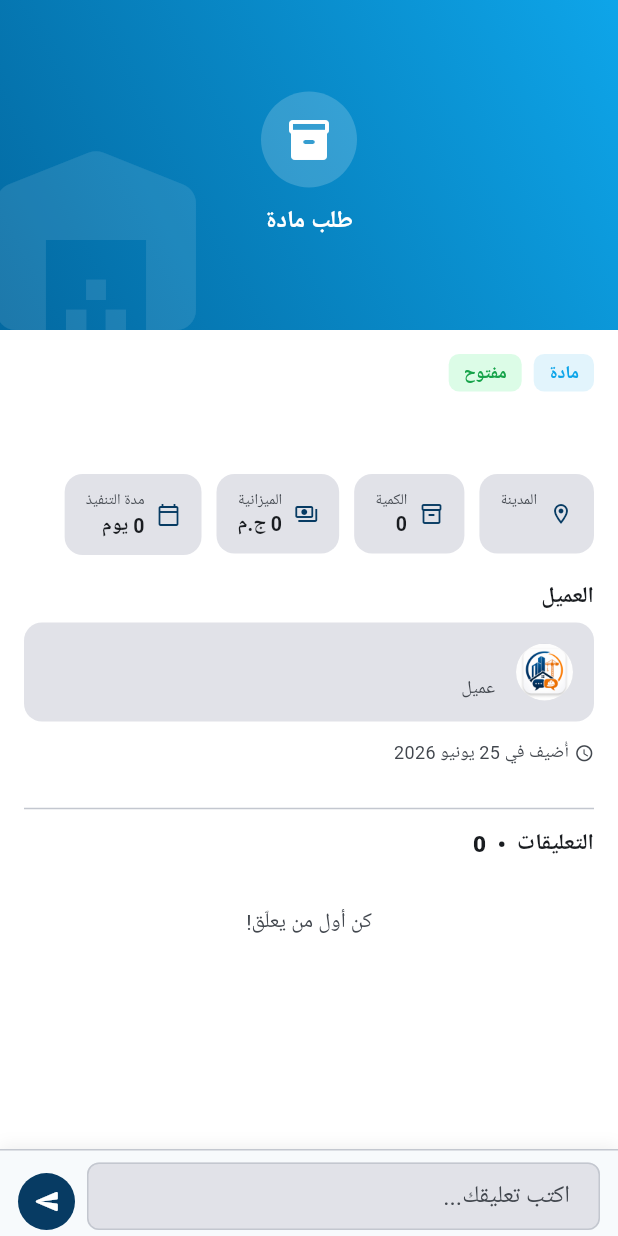
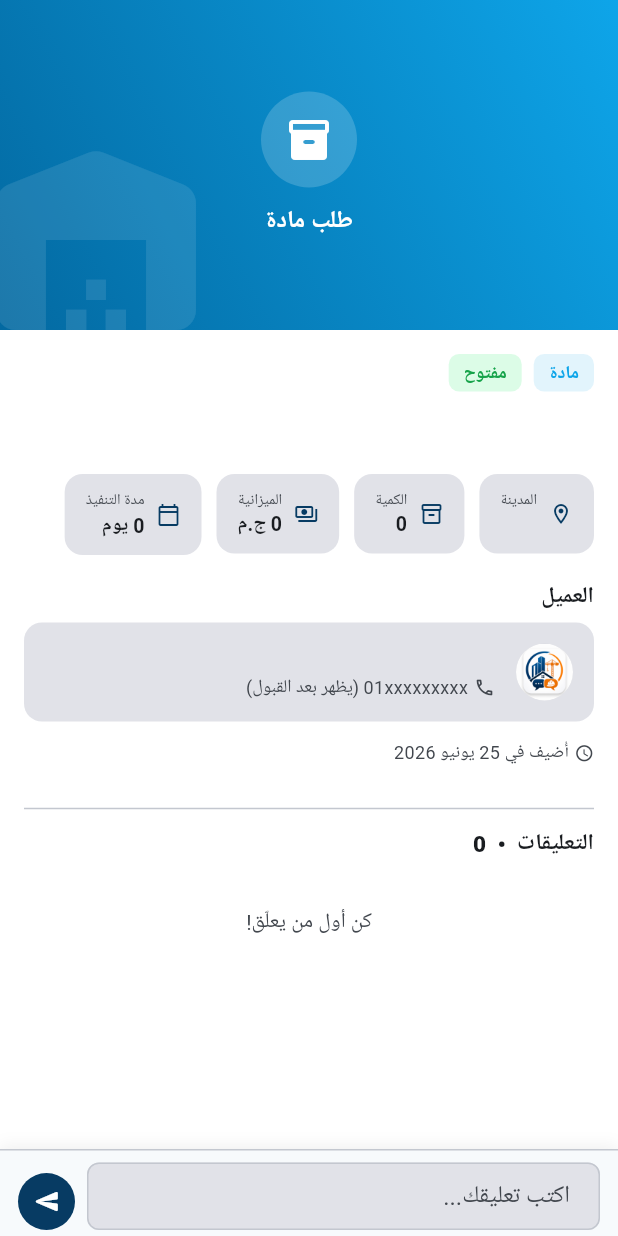
Before and after one commit to Raafat-Ashraf/DIYAR-Flutter, a Flutter app: the RequestDetailsPage screen opened directly with empty values, on a phone screen of 412 x 824 dp. Run offline on Flutter 3.47's test engine with Material 3 defaults, Android fonts, the phone set to English and light mode, and no system bars; our stand-ins replace dio, equatable, firebase_core, firebase_messaging, flutter_bloc, flutter_local_notifications and 3 more; missing offline and left inert: signalr_netcore, syncfusion_flutter_pdfviewer; accounts and stored records are empty.

Commit message:
feat: show/hide client phone in request details
- Show phone with copy button if revealed (accepted provider)
- Show masked '01xxxxxxxxx (يظهر بعد القبول)' otherwise

Co-Authored-By: Claude Sonnet 4.6 <noreply@anthropic.com>

```diff
--- a/lib/src/features/requests/presentation/pages/request_details_page.dart
+++ b/lib/src/features/requests/presentation/pages/request_details_page.dart
@@ -1,4 +1,5 @@
 import 'package:flutter/material.dart';
+import 'package:flutter/services.dart';
 import 'package:go_router/go_router.dart';
 import 'package:syncfusion_flutter_pdfviewer/pdfviewer.dart';
 
@@ -1109,13 +1110,47 @@ class _ClientTile extends StatelessWidget {
                 Text(client.displayName,
                     style: const TextStyle(
                         fontWeight: FontWeight.w700, fontSize: 14)),
-                if (client.providerType != null)
-                  Text(client.providerType!.arabicName,
-                      style: TextStyle(
-                          fontSize: 12,
-                          color: scheme.onSurfaceVariant)),
+                if (client.phoneNumber != null && client.phoneNumber!.isNotEmpty)
+                  _PhoneRevealRow(phone: client.phoneNumber!, isRevealed: true)
+                else
+                  _PhoneRevealRow(phone: '01xxxxxxxxx', isRevealed: false),
               ]),
         ),
+      ]),
+    );
+  }
+}
+
+class _PhoneRevealRow extends StatelessWidget {
+  const _PhoneRevealRow({required this.phone, required this.isRevealed});
+  final String phone;
+  final bool isRevealed;
+
+  @override
+  Widget build(BuildContext context) {
+    final scheme = Theme.of(context).colorScheme;
+    if (!isRevealed) {
+      return Row(children: [
+        Icon(Icons.phone_outlined, size: 14, color: scheme.onSurfaceVariant),
+        const SizedBox(width: 4),
+        Text('$phone (يظهر بعد القبول)',
+            style: TextStyle(fontSize: 12, color: scheme.onSurfaceVariant)),
+      ]);
+    }
+    return GestureDetector(
+      onTap: () {
+        Clipboard.setData(ClipboardData(text: phone));
+        ScaffoldMessenger.of(context).showSnackBar(
+          const SnackBar(content: Text('تم نسخ الرقم'), duration: Duration(seconds: 1)),
+        );
+      },
+      child: Row(children: [
+        Icon(Icons.phone_rounded, size: 14, color: scheme.primary),
+        const SizedBox(width: 4),
+        Text(phone,
+            style: TextStyle(fontSize: 13, color: scheme.primary, fontWeight: FontWeight.w700)),
+        const SizedBox(width: 6),
+        Icon(Icons.copy_rounded, size: 13, color: scheme.primary),
       ]),
     );
   }
```
